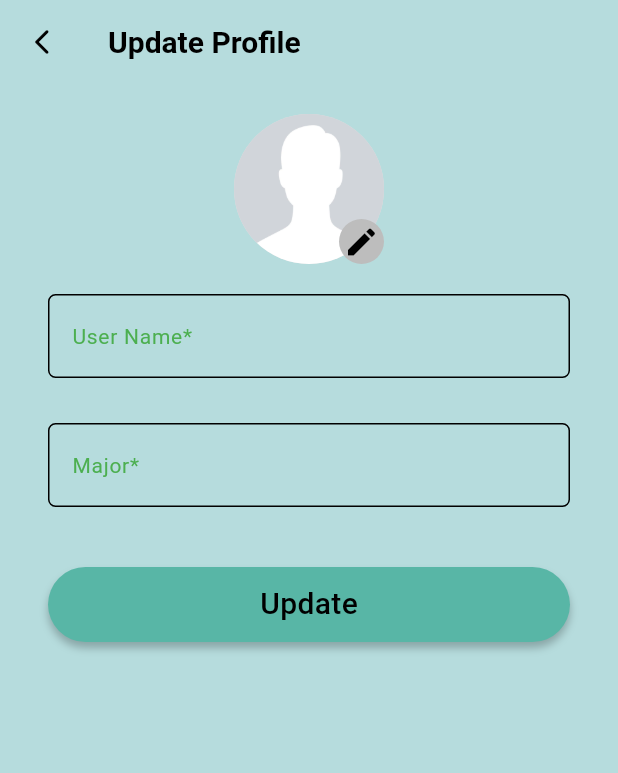
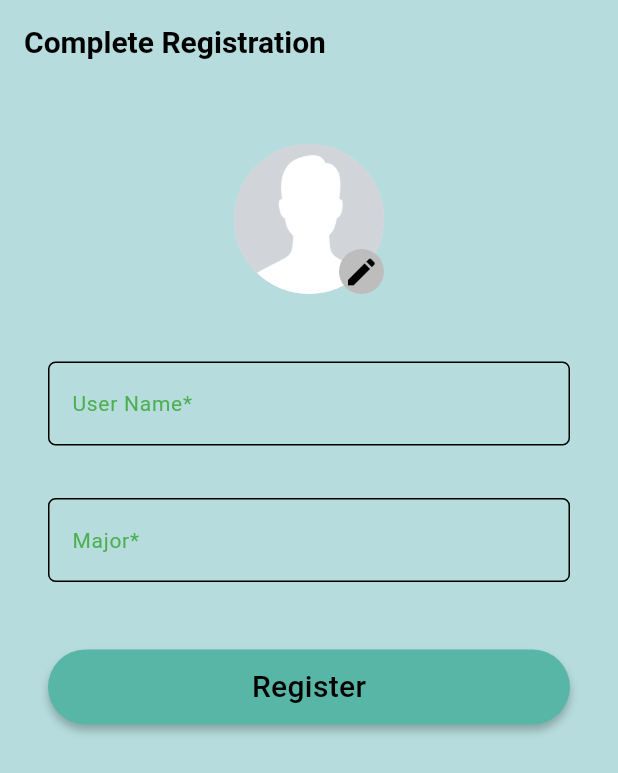
Before and after one commit to CapstoneProject-Group-32/LearnPro, a Flutter app: the ContinuingRegistration screen opened directly, after a tap on the "edit" icon, on a phone screen of 412 x 824 dp. Shown: the top 773 px of the screen. Run offline on Flutter 3.47's test engine with Material 3 defaults, Android fonts, the phone set to English and light mode, and no system bars; our stand-ins replace cached_network_image, card_swiper, cloud_firestore, file_picker, firebase_auth, firebase_core and 6 more; missing offline and left inert: internet_file, pdfx; accounts and stored records are empty; network calls fail; Roboto replaces fonts that are missing (Work Sans).

```diff
--- a/Front-End/lib/Screens/Authentication/continuing_registration.dart
+++ b/Front-End/lib/Screens/Authentication/continuing_registration.dart
@@ -1,4 +1,5 @@
 import 'dart:typed_data';
+import 'package:LearnPro/Widgets/navigation_bar.dart';
 import 'package:flutter/material.dart';
 import 'package:LearnPro/Models/usermodel.dart';
 import 'package:LearnPro/Services/auth_firebase.dart';
@@ -108,7 +109,12 @@ class _ContinuingRegistrationState extends State<ContinuingRegistration> {
     });
 
     if (res == "success") {
-      Navigator.pop(context);
+      Navigator.push(
+        context,
+        MaterialPageRoute(
+          builder: (context) => const NavigationBarBottom(),
+        ),
+      );
     } else {
       ScaffoldMessenger.of(context).showSnackBar(
         SnackBar(content: Text(res)),
@@ -123,26 +129,21 @@ class _ContinuingRegistrationState extends State<ContinuingRegistration> {
 
   @override
   Widget build(BuildContext context) {
-    return Scaffold(
+    return WillPopScope(
+      onWillPop: () async {
+        return false;
+      },
+      child: Scaffold(
         backgroundColor: Theme.of(context).colorScheme.background,
         appBar: AppBar(
+          automaticallyImplyLeading: false,
           title: const Text(
-          "Update Profile",
+            "Complete Registration",
             style: TextStyle(
               fontWeight: FontWeight.bold,
               fontSize: 20,
               color: Colors.black,
             ),
-        ),
-        leading: IconButton(
-          icon: const Icon(
-            Icons.arrow_back_ios_new_rounded,
-            size: 20,
-            color: Colors.black,
-          ),
-          onPressed: () {
-            Navigator.pop(context);
-          },
           ),
         ),
         body: Stack(children: [
@@ -158,6 +159,9 @@ class _ContinuingRegistrationState extends State<ContinuingRegistration> {
                       child: Column(
                         crossAxisAlignment: CrossAxisAlignment.stretch,
                         children: [
+                          const SizedBox(
+                            height: 20,
+                          ),
                           GestureDetector(
                             onTap: selectImage,
                             child: Column(
@@ -175,13 +179,15 @@ class _ContinuingRegistrationState extends State<ContinuingRegistration> {
                                         : (_profileImageUrl != null
                                             ? CircleAvatar(
                                                 radius: 50,
-                                              backgroundColor: Colors.grey[300],
+                                                backgroundColor:
+                                                    Colors.grey[300],
                                                 backgroundImage: NetworkImage(
                                                     _profileImageUrl!),
                                               )
                                             : CircleAvatar(
                                                 radius: 50,
-                                              backgroundColor: Colors.grey[300],
+                                                backgroundColor:
+                                                    Colors.grey[300],
                                                 backgroundImage: const AssetImage(
                                                     'assets/defaultuser.png'),
                                               )),
@@ -193,7 +199,8 @@ class _ContinuingRegistrationState extends State<ContinuingRegistration> {
                                         width: 30,
                                         decoration: BoxDecoration(
                                           color: Colors.grey.shade400,
-                                        borderRadius: BorderRadius.circular(30),
+                                          borderRadius:
+                                              BorderRadius.circular(30),
                                         ),
                                         child: const Icon(
                                           Icons.edit,
@@ -207,7 +214,7 @@ class _ContinuingRegistrationState extends State<ContinuingRegistration> {
                             ),
                           ),
                           const SizedBox(
-                          height: 10,
+                            height: 35,
                           ),
                           if (_profileImageError != null)
                             Center(
@@ -240,7 +247,7 @@ class _ContinuingRegistrationState extends State<ContinuingRegistration> {
                                 ),
                               ),
                             ),
-                        const SizedBox(height: 30),
+                          const SizedBox(height: 35),
                           TextFormField(
                             controller: _majorController,
                             decoration: InputDecoration(
@@ -268,7 +275,7 @@ class _ContinuingRegistrationState extends State<ContinuingRegistration> {
                               style: TextStyle(
                                   color: Theme.of(context).colorScheme.error),
                             ),
-                        const SizedBox(height: 20),
+                          const SizedBox(height: 25),
                           GestureDetector(
                             onTap: () async {
                               //calling method for update the user details
@@ -295,7 +302,7 @@ class _ContinuingRegistrationState extends State<ContinuingRegistration> {
                               ),
                               child: const Center(
                                 child: Text(
-                                'Update',
+                                  'Register',
                                   style: TextStyle(
                                     color: Colors.black,
                                     fontSize: 20,
@@ -325,6 +332,7 @@ class _ContinuingRegistrationState extends State<ContinuingRegistration> {
               ),
             ),
         ]),
+      ),
     );
   }
 }
--- a/Front-End/pubspec.yaml
+++ b/Front-End/pubspec.yaml
@@ -59,11 +59,12 @@ dependencies:
   internet_file: ^1.2.0
   pdfx: ^2.6.0
   cached_network_image: ^3.3.1
+  google_sign_in: ^6.2.1
 
 
 
 dependency_overrides:
-  http: ^1.0.0
+  http: ^1.2.1
 
 
 dev_dependencies:
```
Also changed, not shown: Front-End/lib/Screens/Authentication/login_page.dart (+27 -3 lines), Front-End/lib/Services/auth_firebase.dart (+80 -1 lines), Front-End/pubspec.lock, 5 other files. Lines whose indentation alone changed are shown as unchanged.
